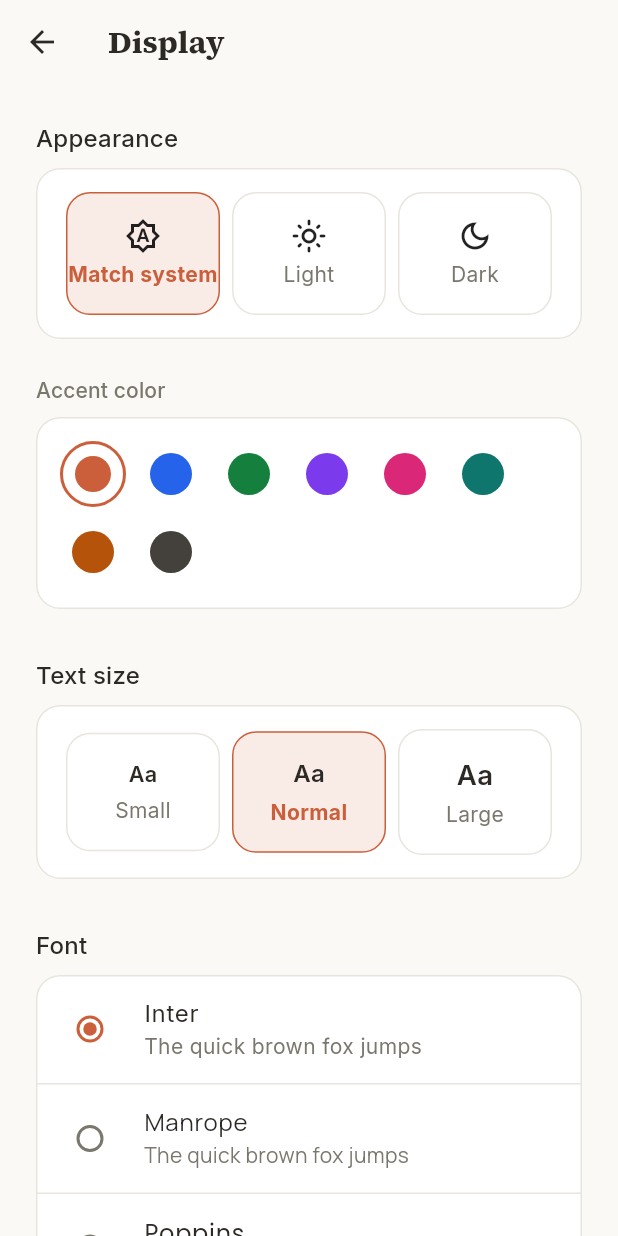
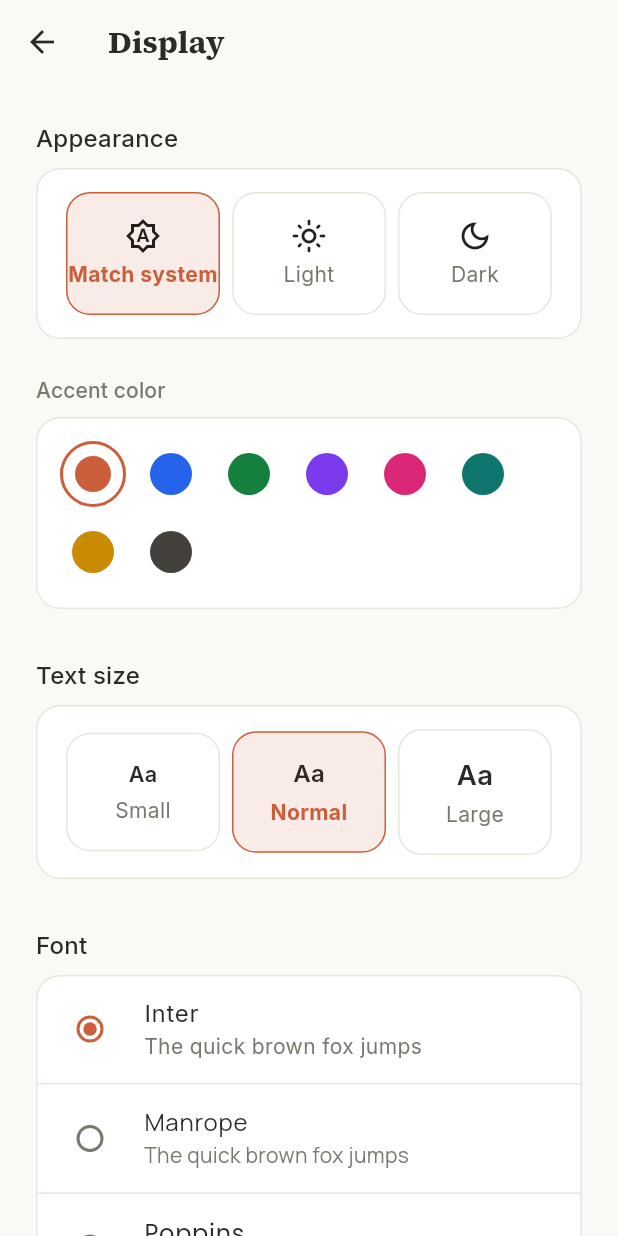
Before and after one commit to Nitesh1727/expense-tracker-frontend, a Flutter app: the SettingsScreen screen opened directly, on a phone screen of 412 x 824 dp. Run offline on Flutter 3.47's test engine with Material 3 defaults, Android fonts, the phone set to English and light mode, and no system bars; our stand-ins replace dio, flutter_animate, flutter_riverpod, flutter_secure_storage, google_fonts, share_plus and 1 more; accounts and stored records are empty.

```diff
--- a/lib/core/theme/app_colors.dart
+++ b/lib/core/theme/app_colors.dart
@@ -52,8 +52,12 @@ class AppColors {
   static const accentPinkDark = Color(0xFFF9A8D4);
   static const accentTealLight = Color(0xFF0F766E);
   static const accentTealDark = Color(0xFF5EEAD4);
-  static const accentGoldLight = Color(0xFFB45309);
-  static const accentGoldDark = Color(0xFFFCD34D);
+  // Was an amber/brown tone (#B45309) that read as "brown" in light mode —
+  // too close to the default terracotta accent, which is also a brown-
+  // adjacent hue. Shifted to a true yellow hue (not just a lighter amber) in
+  // both modes so it reads as a genuinely distinct color choice.
+  static const accentGoldLight = Color(0xFFCA8A04);
+  static const accentGoldDark = Color(0xFFFDE047);
 
   /// "No color" option for anyone who doesn't want a color accent at all —
   /// renders the Home tile (and every other primary-colored element) in
--- a/lib/core/widgets/empty_state.dart
+++ b/lib/core/widgets/empty_state.dart
@@ -14,7 +14,15 @@ class EmptyState extends StatelessWidget {
   @override
   Widget build(BuildContext context) {
     final colorScheme = Theme.of(context).colorScheme;
-    return Padding(
+    // Center, not just crossAxisAlignment.center on the inner Column — that
+    // only centers content *within the Column's own width*, and a Column
+    // nested inside a parent with crossAxisAlignment.start (e.g. Analytics'
+    // body) gets loose constraints and shrink-wraps to its widest child
+    // instead of filling the row, so it visibly sat left-of-center there.
+    // Center here makes this widget correct regardless of the parent's own
+    // alignment, rather than relying on every call site to wrap it itself.
+    return Center(
+      child: Padding(
         padding: const EdgeInsets.all(AppSpacing.xl),
         child: Column(
           mainAxisSize: MainAxisSize.min,
@@ -32,6 +40,7 @@ class EmptyState extends StatelessWidget {
             ],
           ],
         ),
+      ),
     );
   }
 }
--- a/lib/features/settings/domain/app_settings.dart
+++ b/lib/features/settings/domain/app_settings.dart
@@ -92,7 +92,7 @@ enum AccentColorOption {
         AccentColorOption.purple => 'Purple',
         AccentColorOption.pink => 'Pink',
         AccentColorOption.teal => 'Teal',
-        AccentColorOption.gold => 'Gold',
+        AccentColorOption.gold => 'Yellow',
         AccentColorOption.monochrome => 'Black & white',
       };
 }
--- a/lib/features/settings/presentation/settings_screen.dart
+++ b/lib/features/settings/presentation/settings_screen.dart
@@ -1,5 +1,6 @@
 import 'package:flutter/material.dart';
 import 'package:flutter_riverpod/flutter_riverpod.dart';
+import 'package:google_fonts/google_fonts.dart';
 import '../../../core/theme/app_spacing.dart';
 import '../../../core/widgets/app_bar_title.dart';
 import '../../../core/widgets/picker_dot.dart';
@@ -117,13 +118,21 @@ class SettingsScreen extends ConsumerWidget {
                     onChanged: (value) {
                       if (value != null) ref.read(settingsControllerProvider.notifier).setFont(value);
                     },
+                    // GoogleFonts.getFont, not a plain TextStyle(fontFamily: ...) — a raw
+                    // TextStyle only sets the family *name* Flutter looks for, it doesn't
+                    // load the font, so every row silently fell back to the same default
+                    // typeface instead of actually previewing its own font.
                     title: Text(
                       option.fontFamily,
-                      style: TextStyle(fontFamily: option.fontFamily, fontSize: 16, color: colorScheme.onSurface),
+                      style: GoogleFonts.getFont(
+                        option.fontFamily,
+                        fontSize: 16,
+                        color: colorScheme.onSurface,
+                      ),
                     ),
                     subtitle: Text(
                       'The quick brown fox jumps',
-                      style: TextStyle(fontFamily: option.fontFamily, color: colorScheme.onSurfaceVariant),
+                      style: GoogleFonts.getFont(option.fontFamily, color: colorScheme.onSurfaceVariant),
                     ),
                   ),
                   if (option != AppFontOption.values.last) const Divider(height: 1),
```
Also changed, not shown: 1 other file. Lines whose indentation alone changed are shown as unchanged.
